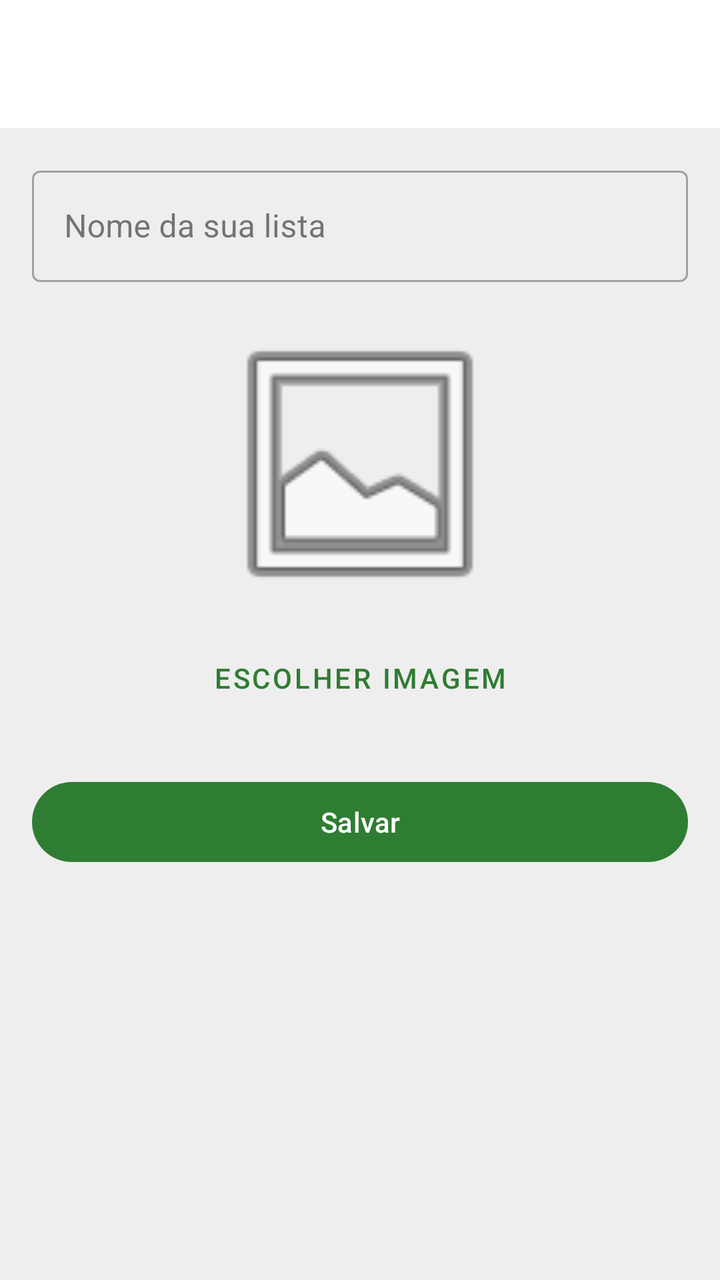
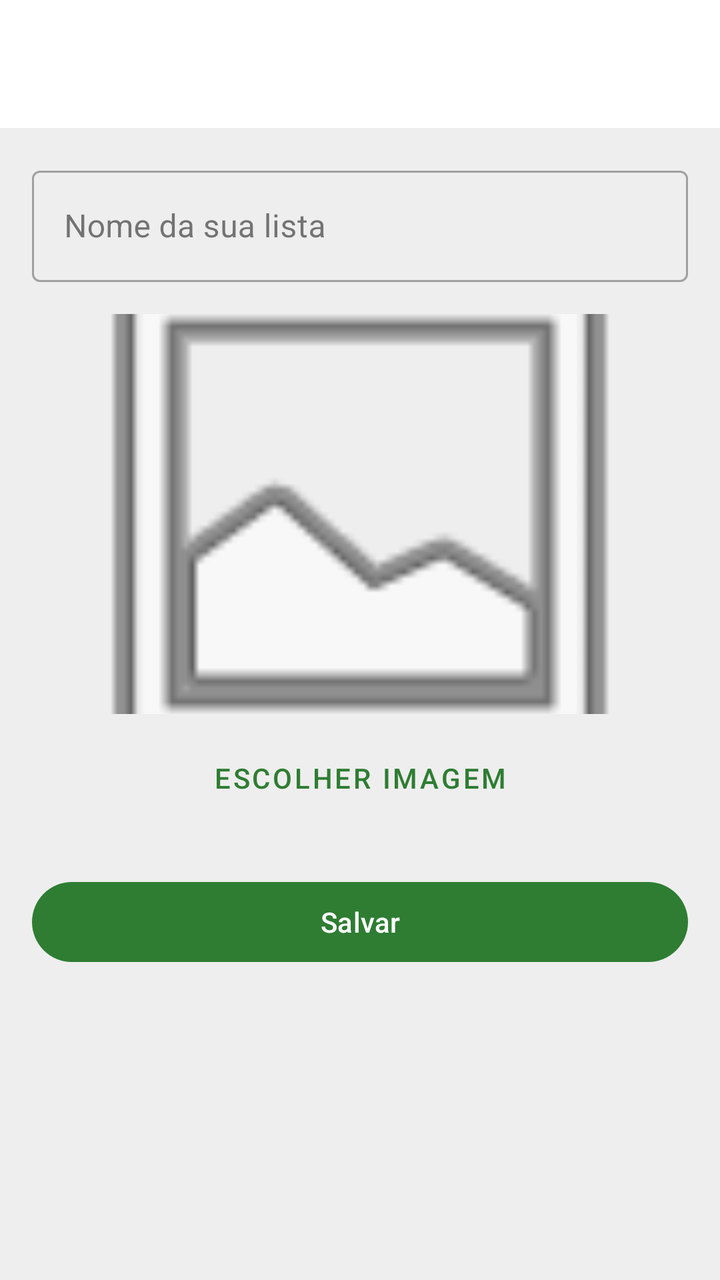

Two renders of the same Android screen: before a commit and after it. Below are the layout's source before the change and the commit's diff.
<!-- AndroidManifest.xml: application theme Theme.hypergenericlistforbuyingstuff -->
<!-- res/layout/activity_list_details.xml -->
<LinearLayout xmlns:android="http://schemas.android.com/apk/res/android"
    xmlns:app="http://schemas.android.com/apk/res-auto"
    android:layout_width="match_parent"
    android:layout_height="match_parent"
    android:orientation="vertical">

    <com.google.android.material.appbar.AppBarLayout
        android:layout_width="match_parent"
        android:layout_height="wrap_content">

        <com.google.android.material.appbar.MaterialToolbar
            android:id="@+id/toolbar"
            android:layout_width="match_parent"
            android:layout_height="?attr/actionBarSize" />
    </com.google.android.material.appbar.AppBarLayout>

    <LinearLayout
        android:layout_width="match_parent"
        android:layout_height="match_parent"
        android:orientation="vertical"
        android:padding="16dp">

        <com.google.android.material.textfield.TextInputLayout
            android:layout_width="match_parent"
            android:layout_height="wrap_content"
            style="@style/Widget.MaterialComponents.TextInputLayout.OutlinedBox">

            <com.google.android.material.textfield.TextInputEditText
                android:id="@+id/editTextListName"
                android:layout_width="match_parent"
                android:layout_height="wrap_content"
                android:hint="Nome da sua lista" />
        </com.google.android.material.textfield.TextInputLayout>

        <ImageView
            android:id="@+id/imageViewPreview"
            android:layout_width="150dp"
            android:layout_height="150dp"
            android:layout_gravity="center"
            android:layout_marginTop="16dp"
            android:src="@android:drawable/ic_menu_gallery"
            android:scaleType="centerCrop" />

        <Button
            android:id="@+id/buttonChooseImage"
            android:layout_width="wrap_content"
            android:layout_height="wrap_content"
            android:layout_gravity="center"
            android:layout_marginTop="8dp"
            style="@style/Widget.MaterialComponents.Button.TextButton"
            android:text="Escolher Imagem" />

        <Button
            android:id="@+id/buttonSave"
            android:layout_width="match_parent"
            android:layout_height="wrap_content"
            android:layout_marginTop="24dp"
            android:text="Salvar" />
    </LinearLayout>
</LinearLayout>
<!-- resources referenced by this layout -->
<resources>
  <style name="Theme.hypergenericlistforbuyingstuff" parent="Theme.Material3.DayNight.NoActionBar">
  
          <item name="colorPrimary">#2E7D32</item>
          <item name="colorOnPrimary">#FFFFFF</item>
  
          <item name="colorPrimaryContainer">#81C784</item>
          <item name="colorOnPrimaryContainer">#1B5E20</item>
  
          <item name="colorSecondary">#BDBDBD</item>
          <item name="colorOnSecondary">#212121</item>
  
          <item name="colorSecondaryContainer">#F5F5F5</item>
          <item name="colorOnSecondaryContainer">#616161</item>
  
          <item name="android:colorBackground">#EEEEEE</item>
          <item name="colorOnBackground">#212121</item>
          <item name="colorSurface">#FFFFFF</item>
  
          <item name="colorOnSurface">#212121</item>
  
          <item name="android:statusBarColor">?attr/colorPrimary</item>
      </style>
</resources>

<!-- the commit's change to res/layout/activity_list_details.xml (unified diff, before → after) -->
@@ -1,3 +1,4 @@
+<?xml version="1.0" encoding="utf-8"?>
 <LinearLayout xmlns:android="http://schemas.android.com/apk/res/android"
     xmlns:app="http://schemas.android.com/apk/res-auto"
     android:layout_width="match_parent"
@@ -14,47 +15,54 @@
             android:layout_height="?attr/actionBarSize" />
     </com.google.android.material.appbar.AppBarLayout>
 
-    <LinearLayout
+    <ScrollView
         android:layout_width="match_parent"
         android:layout_height="match_parent"
-        android:orientation="vertical"
-        android:padding="16dp">
+        android:fillViewport="true">
 
-        <com.google.android.material.textfield.TextInputLayout
+        <LinearLayout
             android:layout_width="match_parent"
             android:layout_height="wrap_content"
-            style="@style/Widget.MaterialComponents.TextInputLayout.OutlinedBox">
+            android:orientation="vertical"
+            android:padding="16dp">
 
-            <com.google.android.material.textfield.TextInputEditText
-                android:id="@+id/editTextListName"
+            <com.google.android.material.textfield.TextInputLayout
+                style="@style/Widget.MaterialComponents.TextInputLayout.OutlinedBox"
+                android:layout_width="match_parent"
+                android:layout_height="wrap_content">
+
+                <com.google.android.material.textfield.TextInputEditText
+                    android:id="@+id/editTextListName"
+                    android:layout_width="match_parent"
+                    android:layout_height="wrap_content"
+                    android:hint="Nome da sua lista" />
+            </com.google.android.material.textfield.TextInputLayout>
+
+            <ImageView
+                android:id="@+id/imageViewPreview"
+                android:layout_width="match_parent"
+                android:layout_height="200dp"
+                android:layout_gravity="center"
+                android:layout_marginTop="16dp"
+                android:scaleType="centerCrop"
+                android:src="@android:drawable/ic_menu_gallery" />
+
+            <Button
+                android:id="@+id/buttonChooseImage"
+                style="@style/Widget.MaterialComponents.Button.TextButton"
+                android:layout_width="wrap_content"
+                android:layout_height="wrap_content"
+                android:layout_gravity="center"
+                android:layout_marginTop="8dp"
+                android:text="Escolher Imagem" />
+
+            <Button
+                android:id="@+id/buttonSave"
                 android:layout_width="match_parent"
                 android:layout_height="wrap_content"
-                android:hint="Nome da sua lista" />
-        </com.google.android.material.textfield.TextInputLayout>
-
-        <ImageView
-            android:id="@+id/imageViewPreview"
-            android:layout_width="150dp"
-            android:layout_height="150dp"
-            android:layout_gravity="center"
-            android:layout_marginTop="16dp"
-            android:src="@android:drawable/ic_menu_gallery"
-            android:scaleType="centerCrop" />
-
-        <Button
-            android:id="@+id/buttonChooseImage"
-            android:layout_width="wrap_content"
-            android:layout_height="wrap_content"
-            android:layout_gravity="center"
-            android:layout_marginTop="8dp"
-            style="@style/Widget.MaterialComponents.Button.TextButton"
-            android:text="Escolher Imagem" />
-
-        <Button
-            android:id="@+id/buttonSave"
-            android:layout_width="match_parent"
-            android:layout_height="wrap_content"
-            android:layout_marginTop="24dp"
-            android:text="Salvar" />
-    </LinearLayout>
+                android:layout_marginTop="24dp"
+                android:layout_marginBottom="24dp"
+                android:text="Salvar" />
+        </LinearLayout>
+    </ScrollView>
 </LinearLayout>
